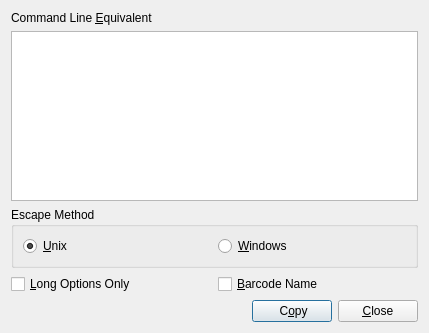
zint/zint, file frontend_qt/extCLI.ui: the form before one commit.
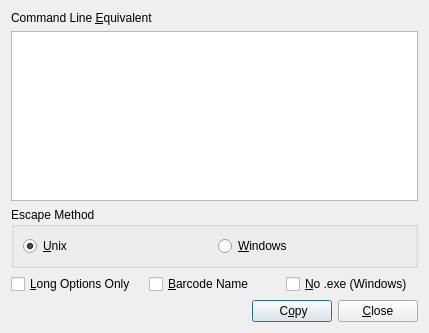
The form after the commit. Icons and pictures are not drawn.

Commit message: CLI/Tcl: fix version check (need <= 999 for DAFT permille) UPNQR: fix required binary mode using mode_preset UPNQR: allow mask to be manually specified GUI: use non-native QColorDialog on Unix also; no noEXE for CLI equivalent;   add shortcuts for copy-to-clipboard and CLI equivalent CLI: new --version option to print Zint version

```diff
--- a/frontend_qt/extCLI.ui
+++ b/frontend_qt/extCLI.ui
@@ -113,6 +113,20 @@
        </property>
       </widget>
      </item>
+     <item>
+      <widget class="QCheckBox" name="chkCLINoEXE">
+       <property name="text">
+        <string>&amp;No .exe (Windows)</string>
+       </property>
+       <property name="toolTip">
+        <string>Do not add &quot;.exe&quot; extension to zint command
+(Windows only, ignored is disabled)</string>
+       </property>
+       <property name="checked">
+        <bool>false</bool>
+       </property>
+      </widget>
+     </item>
     </layout>
    </item>
    <item>
```
The commit also changes 23 other files.
